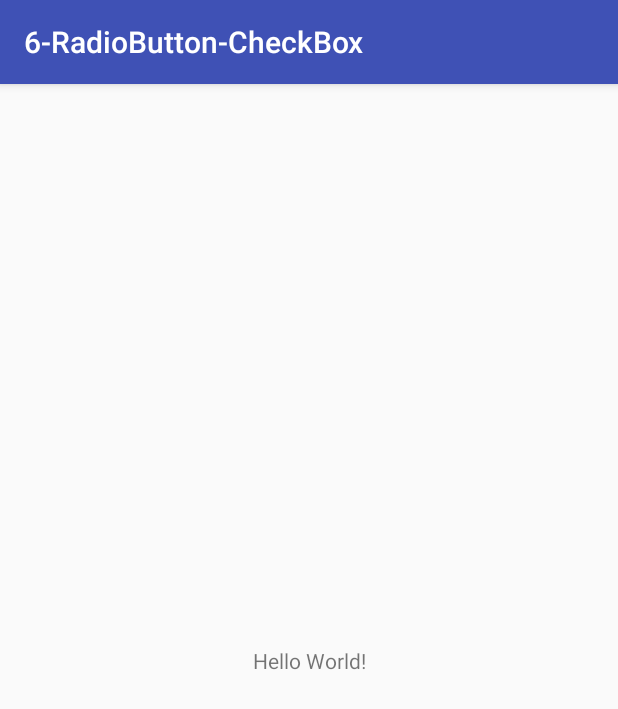
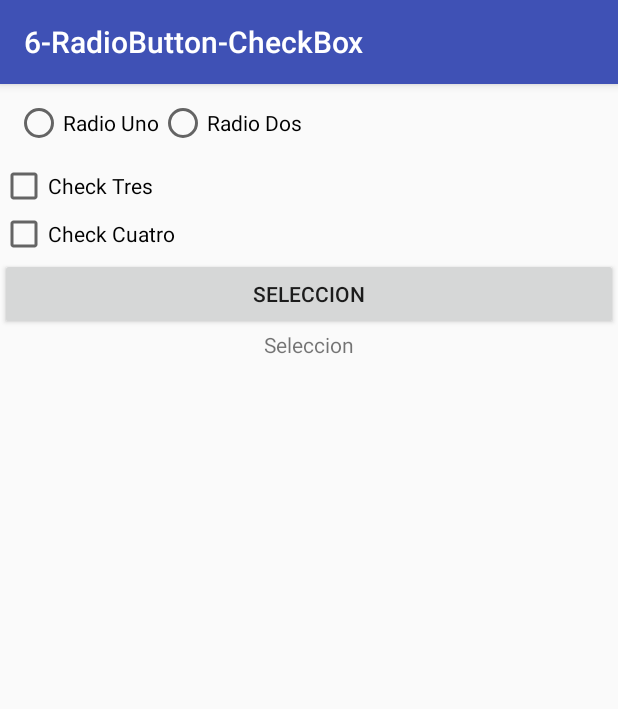
Before and after one commit to jocode/android-remind, an Android app: the screen it shows after launch (MainActivity), on a phone screen of 412 x 824 dp. Shown: the top 709 px of the screen. Run offline under Robolectric (Android 15) with nearby library versions, the phone set to English and light mode, and no system bars.

Commit message:
CheckBox y RadioButton
Se ha creado estos elementos en la layout. El RadioButton se coloca
dentro de otra etiqueta que se llama RadioGroup, ¿Por qué?, porque en
muchas ocasiones hay varias opciones pero se debe seleccionar solo una,
y al hacer esto le indicamos a que todos los Radio Buttons son hermanos,
y solo se puede seleccionar un de ese  tipo que se esté trabajando.
Los checkbox se definen sin tener una etiqueta que actúe como padre.

Los métodos ussados para ambos componentes es isChecked(), de esta forma
valida si se ha dado clic sobre alguno de los elementos.

Con el método setText(), definimos el texto a mostrar en el TextView.

```diff
--- a/6-RadioButton-CheckBox/app/src/main/java/com/example/a6_radiobutton_checkbox/MainActivity.java
+++ b/6-RadioButton-CheckBox/app/src/main/java/com/example/a6_radiobutton_checkbox/MainActivity.java
@@ -2,12 +2,51 @@ package com.example.a6_radiobutton_checkbox;
 
 import android.support.v7.app.AppCompatActivity;
 import android.os.Bundle;
+import android.view.View;
+import android.widget.Button;
+import android.widget.CheckBox;
+import android.widget.RadioButton;
+import android.widget.TextView;
+
+import org.w3c.dom.Text;
 
 public class MainActivity extends AppCompatActivity {
+
+    Button btnSeleccion;
+    TextView tvSeleccion;
+    CheckBox cboxTres, cboxCuatro;
+    RadioButton rbUno, rbDos;
 
     @Override
     protected void onCreate(Bundle savedInstanceState) {
         super.onCreate(savedInstanceState);
         setContentView(R.layout.activity_main);
+
+        btnSeleccion = (Button) findViewById(R.id.btnSeleccion);
+        tvSeleccion = (TextView) findViewById(R.id.tvSeleccion);
+        cboxCuatro = (CheckBox) findViewById(R.id.cboxCuatro);
+        cboxTres = (CheckBox) findViewById(R.id.cboxTres);
+        rbDos = (RadioButton) findViewById(R.id.rbDos);
+        rbUno  = (RadioButton) findViewById(R.id.rbUno);
+
+        btnSeleccion.setOnClickListener(new View.OnClickListener() {
+            @Override
+            public void onClick(View v) {
+
+                if(rbUno.isChecked()){
+                    tvSeleccion.setText(rbUno.getText());
+                } else if (rbDos.isChecked()){
+                    tvSeleccion.setText(rbDos.getText());
+                } else if(cboxTres.isChecked()){
+                    tvSeleccion.setText(cboxTres.getText());
+                } else if (cboxCuatro.isChecked()){
+                    tvSeleccion.setText(cboxCuatro.getText());
+                } else {
+                    tvSeleccion.setText("No se ha seleccionado nada");
+                }
+
+
+            }
+        });
     }
 }
--- a/6-RadioButton-CheckBox/app/src/main/res/layout/activity_main.xml
+++ b/6-RadioButton-CheckBox/app/src/main/res/layout/activity_main.xml
@@ -1,18 +1,51 @@
-<?xml version="1.0" encoding="utf-8"?>
-<android.support.constraint.ConstraintLayout xmlns:android="http://schemas.android.com/apk/res/android"
-    xmlns:app="http://schemas.android.com/apk/res-auto"
-    xmlns:tools="http://schemas.android.com/tools"
-    android:layout_width="match_parent"
+<LinearLayout android:layout_width="match_parent"
     android:layout_height="match_parent"
-    tools:context="com.example.a6_radiobutton_checkbox.MainActivity">
+    android:orientation="vertical"
+    xmlns:android="http://schemas.android.com/apk/res/android">
+
+    <RadioGroup
+        android:layout_width="match_parent"
+        android:layout_height="wrap_content"
+        android:orientation="horizontal"
+        android:layout_margin="10dp">
+
+        <RadioButton
+            android:id="@+id/rbUno"
+            android:layout_width="wrap_content"
+            android:layout_height="wrap_content"
+            android:text="Radio Uno"/>
+
+        <RadioButton
+            android:id="@+id/rbDos"
+            android:layout_width="wrap_content"
+            android:layout_height="wrap_content"
+            android:text="Radio Dos"/>
+
+    </RadioGroup>
+
+    <CheckBox
+        android:id="@+id/cboxTres"
+        android:layout_width="wrap_content"
+        android:layout_height="wrap_content"
+        android:text="Check Tres"/>
+
+    <CheckBox
+        android:id="@+id/cboxCuatro"
+        android:layout_width="wrap_content"
+        android:layout_height="wrap_content"
+        android:text="Check Cuatro"/>
+
+    <Button
+        android:id="@+id/btnSeleccion"
+        android:layout_width="match_parent"
+        android:layout_height="wrap_content"
+        android:text="Seleccion"/>
 
     <TextView
+        android:id="@+id/tvSeleccion"
         android:layout_width="wrap_content"
         android:layout_height="wrap_content"
-        android:text="Hello World!"
-        app:layout_constraintBottom_toBottomOf="parent"
-        app:layout_constraintLeft_toLeftOf="parent"
-        app:layout_constraintRight_toRightOf="parent"
-        app:layout_constraintTop_toTopOf="parent" />
+        android:layout_gravity="center_horizontal"
+        android:text="Seleccion"/>
 
-</android.support.constraint.ConstraintLayout>
+</LinearLayout>
```
